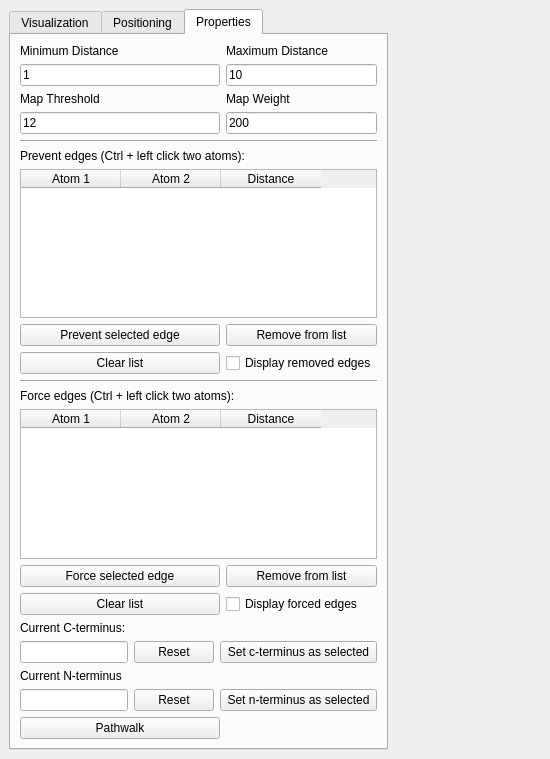
GorgonCryoEM/Pathwalker, file Gorgon/src_ui/pathwalker_revised.ui: the form before one commit.
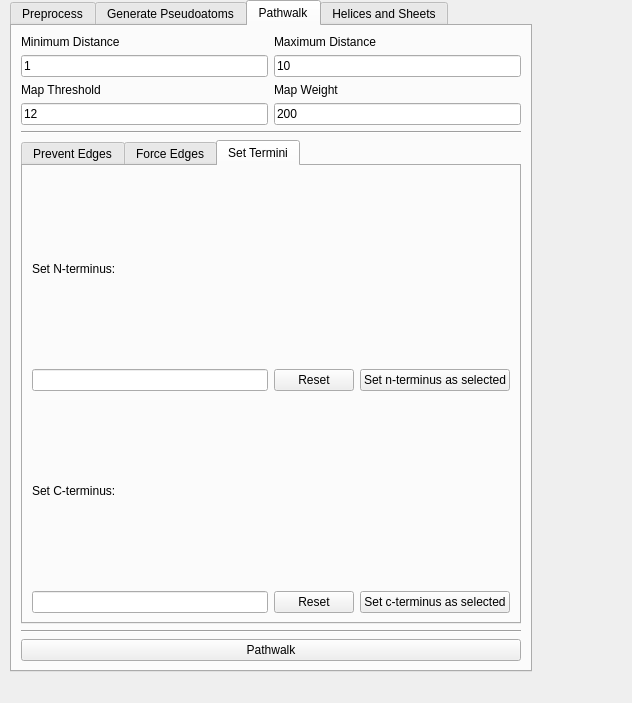
The form after the commit. The open tabs and pages were chosen to show the change.

Commit message: Helices, Beta sheets, and deleting + moving pseudoatoms for path walking

Diff of the .ui file:
```diff
--- a/Gorgon/src_ui/pathwalker_revised.ui
+++ b/Gorgon/src_ui/pathwalker_revised.ui
@@ -6,17 +6,23 @@
    <rect>
     <x>0</x>
     <y>0</y>
-    <width>550</width>
-    <height>759</height>
+    <width>632</width>
+    <height>703</height>
    </rect>
   </property>
   <property name="windowTitle">
    <string>DockWidget</string>
   </property>
   <widget class="QWidget" name="dockWidgetContents">
-   <layout class="QFormLayout" name="formLayout">
-    <item row="0" column="0">
      <widget class="QTabWidget" name="tabWidget">
+    <property name="geometry">
+     <rect>
+      <x>10</x>
+      <y>0</y>
+      <width>522</width>
+      <height>672</height>
+     </rect>
+    </property>
       <property name="sizePolicy">
        <sizepolicy hsizetype="Expanding" vsizetype="Maximum">
         <horstretch>0</horstretch>
@@ -28,7 +34,7 @@
       </property>
       <widget class="QWidget" name="tab">
        <attribute name="title">
-        <string>Visualization</string>
+      <string>Preprocess</string>
        </attribute>
        <widget class="QLabel" name="label_4">
         <property name="geometry">
@@ -121,7 +127,7 @@
       </widget>
       <widget class="QWidget" name="tab_2">
        <attribute name="title">
-        <string>Positioning</string>
+      <string>Generate Pseudoatoms</string>
        </attribute>
        <layout class="QGridLayout" name="_2">
         <item row="5" column="1">
@@ -205,247 +211,553 @@
       </widget>
       <widget class="QWidget" name="tab_3">
        <attribute name="title">
-        <string>Properties</string>
+      <string>Pathwalk</string>
        </attribute>
        <layout class="QGridLayout" name="gridLayout">
-        <item row="12" column="3">
-         <widget class="QPushButton" name="pushButton_9">
+      <item row="10" column="0" colspan="2">
+       <widget class="QPushButton" name="pushButton_4">
           <property name="text">
-           <string>Remove from list</string>
+         <string>Pathwalk</string>
           </property>
          </widget>
         </item>
-        <item row="11" column="0" colspan="4">
-         <widget class="QTableWidget" name="tableWidget_2">
-          <column>
+      <item row="0" column="0">
+       <widget class="QLabel" name="label">
            <property name="text">
-            <string>Atom 1</string>
-           </property>
-          </column>
-          <column>
+         <string>Minimum Distance</string>
+        </property>
+       </widget>
+      </item>
+      <item row="1" column="0">
+       <widget class="QLineEdit" name="lineEdit_9">
            <property name="text">
-            <string>Atom 2</string>
-           </property>
-          </column>
-          <column>
+         <string>1</string>
+        </property>
+       </widget>
+      </item>
+      <item row="2" column="0">
+       <widget class="QLabel" name="label_10">
            <property name="text">
-            <string>Distance</string>
-           </property>
-          </column>
-         </widget>
-        </item>
-        <item row="15" column="1">
-         <widget class="QPushButton" name="pushButton_14">
-          <property name="text">
-           <string>Reset</string>
+         <string>Map Threshold</string>
+        </property>
+       </widget>
+      </item>
+      <item row="6" column="0" colspan="2">
+       <widget class="Line" name="line_2">
+        <property name="orientation">
+         <enum>Qt::Horizontal</enum>
           </property>
          </widget>
         </item>
-        <item row="4" column="0" colspan="4">
+      <item row="4" column="0" colspan="2">
          <widget class="Line" name="line">
           <property name="orientation">
            <enum>Qt::Horizontal</enum>
           </property>
          </widget>
         </item>
-        <item row="6" column="0" colspan="4">
-         <widget class="QTableWidget" name="tableWidget">
-          <column>
+      <item row="3" column="1">
+       <widget class="QLineEdit" name="lineEdit_12">
            <property name="text">
-            <string>Atom 1</string>
-           </property>
-          </column>
-          <column>
-           <property name="text">
-            <string>Atom 2</string>
-           </property>
-          </column>
-          <column>
-           <property name="text">
-            <string>Distance</string>
-           </property>
-          </column>
-         </widget>
-        </item>
-        <item row="0" column="3">
+         <string>200</string>
+        </property>
+       </widget>
+      </item>
+      <item row="0" column="1">
          <widget class="QLabel" name="label_2">
           <property name="text">
            <string>Maximum Distance</string>
           </property>
          </widget>
         </item>
-        <item row="8" column="0" colspan="3">
-         <widget class="QPushButton" name="pushButton_7">
-          <property name="text">
-           <string>Clear list</string>
-          </property>
-         </widget>
-        </item>
-        <item row="12" column="0" colspan="3">
-         <widget class="QPushButton" name="pushButton_8">
-          <property name="text">
-           <string>Force selected edge</string>
-          </property>
-         </widget>
-        </item>
-        <item row="16" column="0" colspan="3">
-         <widget class="QLabel" name="label_15">
-          <property name="text">
-           <string>Current N-terminus</string>
-          </property>
-         </widget>
-        </item>
-        <item row="3" column="0" colspan="3">
-         <widget class="QLineEdit" name="lineEdit_11">
-          <property name="text">
-           <string>12</string>
-          </property>
-         </widget>
-        </item>
-        <item row="13" column="0" colspan="3">
-         <widget class="QPushButton" name="pushButton_10">
-          <property name="text">
-           <string>Clear list</string>
-          </property>
-         </widget>
-        </item>
-        <item row="13" column="3">
-         <widget class="QCheckBox" name="checkBox_2">
-          <property name="text">
-           <string>Display forced edges</string>
-          </property>
-         </widget>
-        </item>
-        <item row="1" column="3">
+      <item row="1" column="1">
          <widget class="QLineEdit" name="lineEdit_10">
           <property name="text">
            <string>10</string>
           </property>
          </widget>
         </item>
-        <item row="10" column="0" colspan="4">
-         <widget class="QLabel" name="label_13">
-          <property name="text">
-           <string>Force edges (Ctrl + left click two atoms):</string>
-          </property>
-         </widget>
-        </item>
-        <item row="17" column="2" colspan="2">
-         <widget class="QPushButton" name="pushButton_12">
-          <property name="text">
-           <string>Set n-terminus as selected</string>
-          </property>
-         </widget>
-        </item>
-        <item row="15" column="0">
-         <widget class="QLineEdit" name="lineEdit_13"/>
-        </item>
-        <item row="2" column="3">
+      <item row="2" column="1">
          <widget class="QLabel" name="label_11">
           <property name="text">
            <string>Map Weight</string>
           </property>
          </widget>
         </item>
-        <item row="17" column="0">
-         <widget class="QLineEdit" name="lineEdit_14"/>
-        </item>
-        <item row="1" column="0" colspan="3">
-         <widget class="QLineEdit" name="lineEdit_9">
+      <item row="3" column="0">
+       <widget class="QLineEdit" name="lineEdit_11">
           <property name="text">
-           <string>1</string>
+         <string>12</string>
           </property>
          </widget>
         </item>
-        <item row="7" column="0" colspan="3">
-         <widget class="QPushButton" name="pushButton_5">
-          <property name="text">
-           <string>Prevent selected edge</string>
-          </property>
-         </widget>
-        </item>
-        <item row="0" column="0" colspan="3">
-         <widget class="QLabel" name="label">
-          <property name="text">
-           <string>Minimum Distance</string>
-          </property>
-         </widget>
-        </item>
-        <item row="9" column="0" colspan="4">
-         <widget class="Line" name="line_2">
-          <property name="orientation">
-           <enum>Qt::Horizontal</enum>
-          </property>
-         </widget>
-        </item>
-        <item row="7" column="3">
+      <item row="5" column="0" colspan="2">
+       <widget class="QTabWidget" name="tabWidget_2">
+        <property name="minimumSize">
+         <size>
+          <width>0</width>
+          <height>422</height>
+         </size>
+        </property>
+        <property name="currentIndex">
+         <number>2</number>
+        </property>
+        <widget class="QWidget" name="tab_4">
+         <attribute name="title">
+          <string>Prevent Edges</string>
+         </attribute>
+         <layout class="QGridLayout" name="gridLayout_3">
+          <item row="2" column="1">
          <widget class="QPushButton" name="pushButton_6">
           <property name="text">
            <string>Remove from list</string>
           </property>
          </widget>
         </item>
-        <item row="14" column="0" colspan="3">
-         <widget class="QLabel" name="label_14">
-          <property name="text">
-           <string>Current C-terminus:</string>
-          </property>
-         </widget>
-        </item>
-        <item row="2" column="0" colspan="3">
-         <widget class="QLabel" name="label_10">
-          <property name="text">
-           <string>Map Threshold</string>
-          </property>
-         </widget>
-        </item>
-        <item row="3" column="3">
-         <widget class="QLineEdit" name="lineEdit_12">
-          <property name="text">
-           <string>200</string>
-          </property>
-         </widget>
-        </item>
-        <item row="8" column="3">
+          <item row="4" column="1">
          <widget class="QCheckBox" name="checkBox">
           <property name="text">
            <string>Display removed edges</string>
           </property>
          </widget>
         </item>
-        <item row="5" column="0" colspan="4">
+          <item row="1" column="0" rowspan="5">
+           <widget class="QTableWidget" name="tableWidget">
+            <property name="minimumSize">
+             <size>
+              <width>0</width>
+              <height>351</height>
+             </size>
+            </property>
+            <column>
+             <property name="text">
+              <string>Atom 1</string>
+             </property>
+            </column>
+            <column>
+             <property name="text">
+              <string>Atom 2</string>
+             </property>
+            </column>
+            <column>
+             <property name="text">
+              <string>Distance</string>
+             </property>
+            </column>
+           </widget>
+          </item>
+          <item row="3" column="1">
+           <widget class="QPushButton" name="pushButton_7">
+            <property name="text">
+             <string>Clear list</string>
+            </property>
+           </widget>
+          </item>
+          <item row="0" column="0">
          <widget class="QLabel" name="label_12">
           <property name="text">
            <string>Prevent edges (Ctrl + left click two atoms):</string>
           </property>
          </widget>
         </item>
-        <item row="18" column="0" colspan="3">
-         <widget class="QPushButton" name="pushButton_4">
+          <item row="1" column="1">
+           <widget class="QPushButton" name="pushButton_15">
           <property name="text">
-           <string>Pathwalk</string>
+             <string>Prevent selected edge</string>
           </property>
          </widget>
         </item>
-        <item row="17" column="1">
-         <widget class="QPushButton" name="pushButton_13">
+         </layout>
+         <zorder>label</zorder>
+         <zorder>lineEdit_9</zorder>
+         <zorder>tableWidget</zorder>
+         <zorder>label_12</zorder>
+         <zorder>pushButton_15</zorder>
+         <zorder>pushButton_6</zorder>
+         <zorder>pushButton_7</zorder>
+         <zorder>checkBox</zorder>
+        </widget>
+        <widget class="QWidget" name="tab_5">
+         <attribute name="title">
+          <string>Force Edges</string>
+         </attribute>
+         <layout class="QGridLayout" name="gridLayout_2">
+          <item row="1" column="1">
+           <widget class="QPushButton" name="pushButton_8">
           <property name="text">
-           <string>Reset</string>
+             <string>Force selected edge</string>
           </property>
          </widget>
         </item>
-        <item row="15" column="2" colspan="2">
-         <widget class="QPushButton" name="pushButton_11">
+          <item row="0" column="0">
+           <widget class="QLabel" name="label_13">
+            <property name="text">
+             <string>Force edges (Ctrl + left click two atoms):</string>
+            </property>
+           </widget>
+          </item>
+          <item row="1" column="0" rowspan="5">
+           <widget class="QTableWidget" name="tableWidget_2">
+            <property name="minimumSize">
+             <size>
+              <width>0</width>
+              <height>351</height>
+             </size>
+            </property>
+            <column>
+             <property name="text">
+              <string>Atom 1</string>
+             </property>
+            </column>
+            <column>
+             <property name="text">
+              <string>Atom 2</string>
+             </property>
+            </column>
+            <column>
+             <property name="text">
+              <string>Distance</string>
+             </property>
+            </column>
+           </widget>
+          </item>
+          <item row="2" column="1">
+           <widget class="QPushButton" name="pushButton_9">
+            <property name="text">
+             <string>Remove from list</string>
+            </property>
+           </widget>
+          </item>
+          <item row="3" column="1">
+           <widget class="QPushButton" name="pushButton_10">
+            <property name="text">
+             <string>Clear list</string>
+            </property>
+           </widget>
+          </item>
+          <item row="4" column="1">
+           <widget class="QCheckBox" name="checkBox_2">
+            <property name="text">
+             <string>Display forced edges</string>
+            </property>
+           </widget>
+          </item>
+         </layout>
+        </widget>
+        <widget class="QWidget" name="tab_6">
+         <attribute name="title">
+          <string>Set Termini</string>
+         </attribute>
+         <layout class="QGridLayout" name="gridLayout_4">
+          <item row="0" column="0">
+           <widget class="QLabel" name="label_16">
+            <property name="text">
+             <string>Set N-terminus:</string>
+            </property>
+           </widget>
+          </item>
+          <item row="4" column="0">
+           <widget class="QLabel" name="label_15">
+            <property name="text">
+             <string>Set C-terminus:</string>
+            </property>
+           </widget>
+          </item>
+          <item row="5" column="0">
+           <widget class="QLineEdit" name="lineEdit_14"/>
+          </item>
+          <item row="5" column="3">
+           <widget class="QPushButton" name="pushButton_12">
           <property name="text">
            <string>Set c-terminus as selected</string>
           </property>
          </widget>
         </item>
+          <item row="1" column="0">
+           <widget class="QLineEdit" name="lineEdit_13"/>
+          </item>
+          <item row="1" column="3">
+           <widget class="QPushButton" name="pushButton_11">
+            <property name="text">
+             <string>Set n-terminus as selected</string>
+            </property>
+           </widget>
+          </item>
+          <item row="1" column="2">
+           <widget class="QPushButton" name="pushButton_14">
+            <property name="text">
+             <string>Reset</string>
+            </property>
+           </widget>
+          </item>
+          <item row="5" column="2">
+           <widget class="QPushButton" name="pushButton_13">
+            <property name="text">
+             <string>Reset</string>
+            </property>
+           </widget>
+          </item>
        </layout>
       </widget>
      </widget>
     </item>
    </layout>
+    </widget>
+    <widget class="QWidget" name="tab_7">
+     <attribute name="title">
+      <string>Helices and Sheets</string>
+     </attribute>
+     <layout class="QGridLayout" name="gridLayout_5">
+      <item row="4" column="0">
+       <widget class="QSpinBox" name="spinBox_2">
+        <property name="maximumSize">
+         <size>
+          <width>16777215</width>
+          <height>24</height>
+         </size>
+        </property>
+        <property name="value">
+         <number>4</number>
+        </property>
+       </widget>
+      </item>
+      <item row="7" column="0">
+       <widget class="QLabel" name="label_20">
+        <property name="maximumSize">
+         <size>
+          <width>16777215</width>
+          <height>16</height>
+         </size>
+        </property>
+        <property name="text">
+         <string>Bond Angle Threshold</string>
+        </property>
+       </widget>
+      </item>
+      <item row="0" column="1" rowspan="12">
+       <widget class="Line" name="line_4">
+        <property name="minimumSize">
+         <size>
+          <width>0</width>
+          <height>301</height>
+         </size>
+        </property>
+        <property name="orientation">
+         <enum>Qt::Vertical</enum>
+        </property>
+       </widget>
+      </item>
+      <item row="0" column="2">
+       <widget class="QLabel" name="label_21">
+        <property name="maximumSize">
+         <size>
+          <width>16777215</width>
+          <height>16</height>
+         </size>
+        </property>
+        <property name="text">
+         <string>Sheets:</string>
+        </property>
+       </widget>
+      </item>
+      <item row="0" column="0">
+       <widget class="QLabel" name="label_17">
+        <property name="maximumSize">
+         <size>
+          <width>16777215</width>
+          <height>16</height>
+         </size>
+        </property>
+        <property name="text">
+         <string>Helices:</string>
+        </property>
+       </widget>
+      </item>
+      <item row="3" column="0">
+       <widget class="QLabel" name="label_18">
+        <property name="maximumSize">
+         <size>
+          <width>16777215</width>
+          <height>16</height>
+         </size>
+        </property>
+        <property name="text">
+         <string>Minimum Length</string>
+        </property>
+       </widget>
+      </item>
+      <item row="5" column="0">
+       <widget class="QLabel" name="label_19">
+        <property name="maximumSize">
+         <size>
+          <width>16777215</width>
+          <height>16</height>
+         </size>
+        </property>
+        <property name="text">
+         <string>Length Threshold</string>
+        </property>
+       </widget>
+      </item>
+      <item row="6" column="0">
+       <widget class="QSpinBox" name="spinBox_3">
+        <property name="maximumSize">
+         <size>
+          <width>16777215</width>
+          <height>24</height>
+         </size>
+        </property>
+        <property name="value">
+         <number>10</number>
+        </property>
+       </widget>
+      </item>
+      <item row="2" column="0">
+       <widget class="QSpinBox" name="spinBox">
+        <property name="maximumSize">
+         <size>
+          <width>16777215</width>
+          <height>24</height>
+         </size>
+        </property>
+        <property name="value">
+         <number>13</number>
+        </property>
+       </widget>
+      </item>
+      <item row="8" column="0">
+       <widget class="QDoubleSpinBox" name="doubleSpinBox">
+        <property name="maximumSize">
+         <size>
+          <width>16777215</width>
+          <height>24</height>
+         </size>
+        </property>
+        <property name="value">
+         <double>0.010000000000000</double>
+        </property>
+       </widget>
+      </item>
+      <item row="1" column="0">
+       <widget class="QLabel" name="label_14">
+        <property name="maximumSize">
+         <size>
+          <width>16777215</width>
+          <height>16</height>
+         </size>
+        </property>
+        <property name="text">
+         <string>Density Threshold</string>
+        </property>
+       </widget>
+      </item>
+      <item row="9" column="0">
+       <widget class="QPushButton" name="pushButton_5">
+        <property name="maximumSize">
+         <size>
+          <width>16777215</width>
+          <height>32</height>
+         </size>
+        </property>
+        <property name="text">
+         <string>Find and regularize helices</string>
+        </property>
+       </widget>
+      </item>
+      <item row="1" column="2">
+       <widget class="QLabel" name="label_22">
+        <property name="maximumSize">
+         <size>
+          <width>16777215</width>
+          <height>16</height>
+         </size>
+        </property>
+        <property name="text">
+         <string>Max Sheet Strains</string>
+        </property>
+       </widget>
+      </item>
+      <item row="2" column="2">
+       <widget class="QSpinBox" name="spinBox_4">
+        <property name="maximumSize">
+         <size>
+          <width>16777215</width>
+          <height>24</height>
+         </size>
+        </property>
+        <property name="value">
+         <number>30</number>
+        </property>
+       </widget>
+      </item>
+      <item row="3" column="2">
+       <widget class="QLabel" name="label_23">
+        <property name="maximumSize">
+         <size>
+          <width>16777215</width>
+          <height>16</height>
+         </size>
+        </property>
+        <property name="text">
+         <string>Minimum Length</string>
+        </property>
+       </widget>
+      </item>
+      <item row="4" column="2">
+       <widget class="QSpinBox" name="spinBox_5">
+        <property name="maximumSize">
+         <size>
+          <width>16777215</width>
+          <height>24</height>
+         </size>
+        </property>
+        <property name="value">
+         <number>3</number>
+        </property>
+       </widget>
+      </item>
+      <item row="5" column="2">
+       <widget class="QLabel" name="label_24">
+        <property name="maximumSize">
+         <size>
+          <width>16777215</width>
+          <height>16</height>
+         </size>
+        </property>
+        <property name="text">
+         <string>Sheet Score Threshold</string>
+        </property>
+       </widget>
+      </item>
+      <item row="6" column="2">
+       <widget class="QDoubleSpinBox" name="doubleSpinBox_2">
+        <property name="maximumSize">
+         <size>
+          <width>16777215</width>
+          <height>24</height>
+         </size>
+        </property>
+        <property name="value">
+         <double>1.000000000000000</double>
+        </property>
+       </widget>
+      </item>
+      <item row="9" column="2">
+       <widget class="QPushButton" name="pushButton_16">
+        <property name="maximumSize">
+         <size>
+          <width>16777215</width>
+          <height>32</height>
+         </size>
+        </property>
+        <property name="text">
+         <string>Find and regularize Sheets</string>
+        </property>
+       </widget>
+      </item>
+     </layout>
+    </widget>
+   </widget>
   </widget>
  </widget>
  <resources/>
```
Left out of the diff: 2 changed lines with no effect on the pictures. Lines whose indentation alone changed are shown as unchanged. The commit also changes 8 other files.
